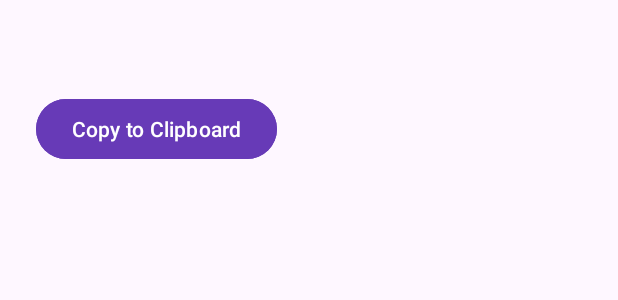
After one commit to hyisangie/ITISDEV_FINAL, an Android app: the layout dialog_share_voucher.xml on its own in the app's theme, with its tools: preview values and no code run, on a phone screen of 412 x 824 dp. The commit adds this screen. Shown: the top 300 px of the screen. Run offline under Robolectric (Android 15) with nearby library versions, the phone set to English and light mode, and no system bars.

Commit message:
added VoucherSharing

```diff
--- a/ITISDEV_FINAL/app/src/main/java/com/itisdev/itisdev_final/Activity/RestaurantActivity.java
+++ b/ITISDEV_FINAL/app/src/main/java/com/itisdev/itisdev_final/Activity/RestaurantActivity.java
@@ -79,12 +79,13 @@ public class RestaurantActivity extends AppCompatActivity {
 
     private void initializeVoucherRecyclerView() {
         voucherList = new ArrayList<>();
-        voucherAdapter = new VoucherAdapter(this, voucherList, VoucherAdapter.TYPE_RESTAURANT, currentUserId);
+        voucherAdapter = new VoucherAdapter(this, voucherList, VoucherAdapter.TYPE_RESTAURANT, currentUserId, null);
 
         LinearLayoutManager layoutManager = new LinearLayoutManager(this, LinearLayoutManager.HORIZONTAL, false);
         binding.vouchersRecycler.setLayoutManager(layoutManager);
         binding.vouchersRecycler.setAdapter(voucherAdapter);
     }
+
 
     private void initializeReviewRecyclerView() {
         reviewList = new ArrayList<>();
--- /dev/null
+++ b/ITISDEV_FINAL/app/src/main/java/com/itisdev/itisdev_final/Domain/VoucherShareListener.java
@@ -0,0 +1,5 @@
+package com.itisdev.itisdev_final.Domain;
+
+public interface VoucherShareListener {
+    void onShareVoucher(String voucherId);
+}
--- /dev/null
+++ b/ITISDEV_FINAL/app/src/main/res/layout/dialog_share_voucher.xml
@@ -0,0 +1,25 @@
+<?xml version="1.0" encoding="utf-8"?>
+<LinearLayout xmlns:android="http://schemas.android.com/apk/res/android"
+    android:layout_width="wrap_content"
+    android:layout_height="wrap_content"
+    android:orientation="vertical"
+    android:padding="24dp"
+    android:gravity="center">
+
+    <TextView
+        android:id="@+id/voucher_message"
+        android:layout_width="wrap_content"
+        android:layout_height="wrap_content"
+        android:gravity="center"
+        android:textSize="16sp"
+        android:textColor="@android:color/black"
+        android:layout_marginBottom="16dp" />
+
+    <Button
+        android:id="@+id/copy_button"
+        android:layout_width="wrap_content"
+        android:layout_height="wrap_content"
+        android:backgroundTint="@color/purple_500"
+        android:text="Copy to Clipboard"
+        android:textColor="@android:color/white" />
+</LinearLayout>
--- a/ITISDEV_FINAL/app/src/main/res/values/colors.xml
+++ b/ITISDEV_FINAL/app/src/main/res/values/colors.xml
@@ -6,4 +6,5 @@
     <color name="blue_grey">#2E4058</color>
     <color name="grey">#F5F5F5</color>
     <color name="transparent">#00000000</color>
+    <color name="purple_500">#673AB7</color>
 </resources>
```
Also changed, not shown: ITISDEV_FINAL/app/src/main/java/com/itisdev/itisdev_final/Activity/ProfileActivity.java (+43 -2 lines), ITISDEV_FINAL/app/src/main/java/com/itisdev/itisdev_final/Activity/VoucherInfosActivity.java (+63 -2 lines), ITISDEV_FINAL/app/src/main/java/com/itisdev/itisdev_final/Adapter/VoucherAdapter.java (+20 -3 lines), ITISDEV_FINAL/app/src/main/res/layout/item_voucher.xml (+9 -0 lines).
